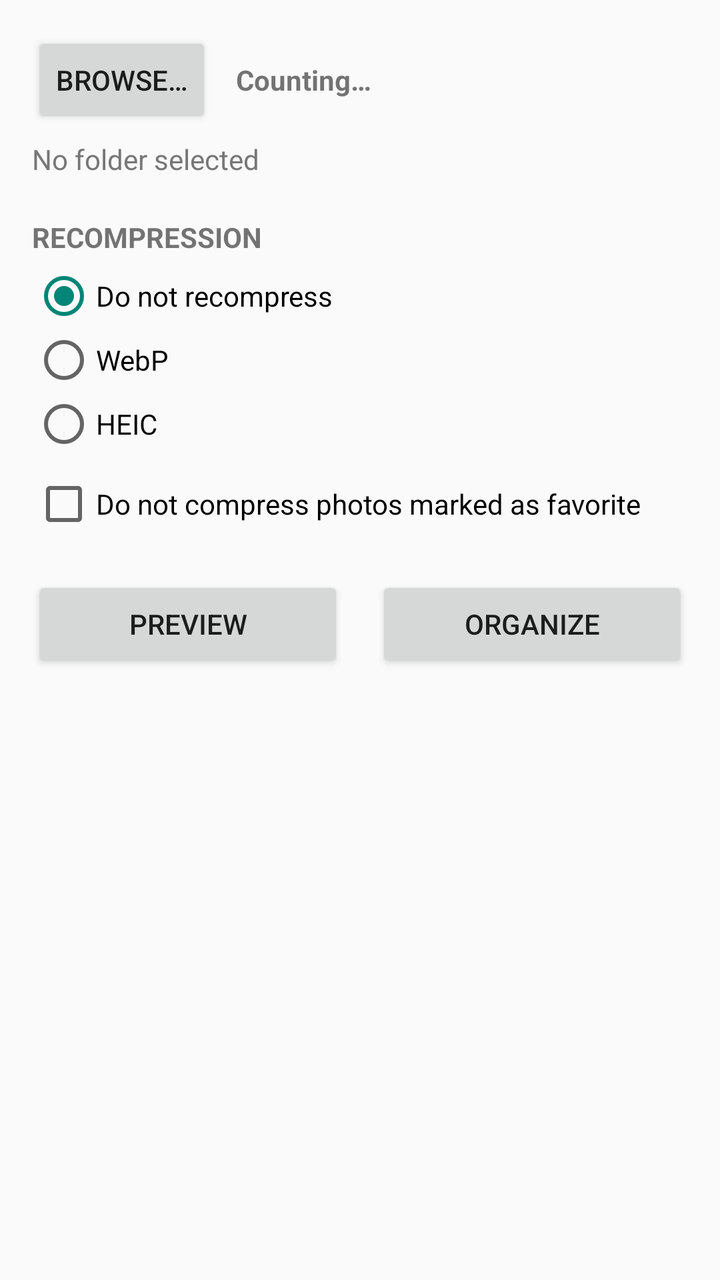
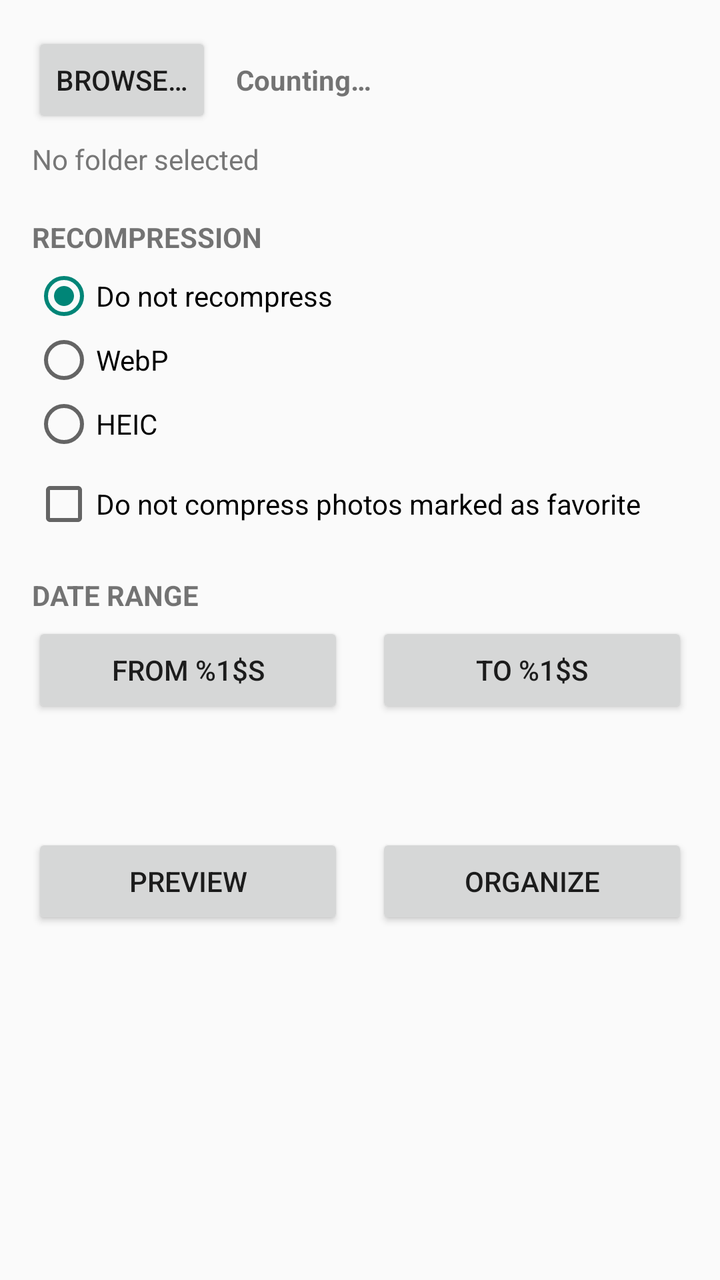

Compare the two renders of this Android layout. The source of the first and the diff that turns it into the second are given below.
<!-- AndroidManifest.xml: activity theme Theme.DCIMSort -->
<!-- res/layout/activity_main.xml -->
<?xml version="1.0" encoding="utf-8"?>
<ScrollView xmlns:android="http://schemas.android.com/apk/res/android"
    android:layout_width="match_parent"
    android:layout_height="match_parent"
    android:fillViewport="true">

    <LinearLayout
        android:layout_width="match_parent"
        android:layout_height="wrap_content"
        android:orientation="vertical"
        android:padding="16dp">

        
        <LinearLayout
            android:layout_width="match_parent"
            android:layout_height="wrap_content"
            android:gravity="center_vertical"
            android:orientation="horizontal">

            <Button
                android:id="@+id/btn_browse"
                android:layout_width="wrap_content"
                android:layout_height="wrap_content"
                android:text="@string/browse" />

            <TextView
                android:id="@+id/txt_stats"
                android:layout_width="0dp"
                android:layout_height="wrap_content"
                android:layout_marginStart="12dp"
                android:layout_weight="1"
                android:text="@string/counting"
                android:textStyle="bold" />
        </LinearLayout>

        <TextView
            android:id="@+id/txt_folder"
            android:layout_width="match_parent"
            android:layout_height="wrap_content"
            android:layout_marginTop="6dp"
            android:ellipsize="middle"
            android:singleLine="true"
            android:text="@string/no_folder_selected"
            android:textColor="#777777" />

        
        <TextView
            android:layout_width="match_parent"
            android:layout_height="wrap_content"
            android:layout_marginTop="20dp"
            android:text="@string/recompress_label"
            android:textAllCaps="true"
            android:textStyle="bold" />

        <RadioGroup
            android:id="@+id/radio_mode"
            android:layout_width="match_parent"
            android:layout_height="wrap_content"
            android:layout_marginTop="4dp"
            android:orientation="vertical">

            <RadioButton
                android:id="@+id/radio_none"
                android:layout_width="match_parent"
                android:layout_height="wrap_content"
                android:checked="true"
                android:text="@string/mode_none" />

            <RadioButton
                android:id="@+id/radio_webp"
                android:layout_width="match_parent"
                android:layout_height="wrap_content"
                android:text="@string/mode_webp" />

            <RadioButton
                android:id="@+id/radio_heic"
                android:layout_width="match_parent"
                android:layout_height="wrap_content"
                android:text="@string/mode_heic" />
        </RadioGroup>

        
        <LinearLayout
            android:id="@+id/quality_group"
            android:layout_width="match_parent"
            android:layout_height="wrap_content"
            android:layout_marginTop="4dp"
            android:orientation="vertical"
            android:visibility="gone">

            <TextView
                android:id="@+id/txt_quality"
                android:layout_width="wrap_content"
                android:layout_height="wrap_content"
                android:text="@string/quality_label" />

            <SeekBar
                android:id="@+id/seek_quality"
                android:layout_width="match_parent"
                android:layout_height="wrap_content"
                android:max="100"
                android:progress="80" />
        </LinearLayout>

        <CheckBox
            android:id="@+id/check_skip_fav"
            android:layout_width="match_parent"
            android:layout_height="wrap_content"
            android:layout_marginTop="8dp"
            android:text="@string/skip_favorites" />

        
        <LinearLayout
            android:layout_width="match_parent"
            android:layout_height="wrap_content"
            android:layout_marginTop="20dp"
            android:orientation="horizontal">

            <Button
                android:id="@+id/btn_preview"
                android:layout_width="0dp"
                android:layout_height="wrap_content"
                android:layout_marginEnd="8dp"
                android:layout_weight="1"
                android:text="@string/preview" />

            <Button
                android:id="@+id/btn_organize"
                android:layout_width="0dp"
                android:layout_height="wrap_content"
                android:layout_marginStart="8dp"
                android:layout_weight="1"
                android:text="@string/organize" />
        </LinearLayout>

        
        <LinearLayout
            android:id="@+id/progress_group"
            android:layout_width="match_parent"
            android:layout_height="wrap_content"
            android:layout_marginTop="24dp"
            android:orientation="vertical"
            android:visibility="gone">

            <ProgressBar
                android:id="@+id/progress_bar"
                style="?android:attr/progressBarStyleHorizontal"
                android:layout_width="match_parent"
                android:layout_height="wrap_content"
                android:max="100" />

            <TextView
                android:id="@+id/txt_progress"
                android:layout_width="match_parent"
                android:layout_height="wrap_content"
                android:layout_marginTop="4dp" />

            <Button
                android:id="@+id/btn_stop"
                android:layout_width="wrap_content"
                android:layout_height="wrap_content"
                android:layout_gravity="end"
                android:layout_marginTop="4dp"
                android:text="@string/stop" />
        </LinearLayout>

    </LinearLayout>
</ScrollView>
<!-- resources referenced by this layout -->
<resources>
  <string name="browse">Browse…</string>
  <string name="counting">Counting…</string>
  <string name="mode_heic">HEIC</string>
  <string name="mode_none">Do not recompress</string>
  <string name="mode_webp">WebP</string>
  <string name="no_folder_selected">No folder selected</string>
  <string name="organize">Organize</string>
  <string name="preview">Preview</string>
  <string name="quality_label">Quality: %1$d</string>
  <string name="recompress_label">Recompression</string>
  <string name="skip_favorites">Do not compress photos marked as favorite</string>
  <string name="stop">Stop</string>
  <style name="Theme.DCIMSort" parent="android:Theme.Material.Light.NoActionBar" />
</resources>

<!-- the commit's change to res/layout/activity_main.xml (unified diff, before → after) -->
@@ -110,6 +110,47 @@
             android:text="@string/skip_favorites" />
 
         
+        <TextView
+            android:layout_width="match_parent"
+            android:layout_height="wrap_content"
+            android:layout_marginTop="20dp"
+            android:text="@string/date_range_label"
+            android:textAllCaps="true"
+            android:textStyle="bold" />
+
+        <LinearLayout
+            android:layout_width="match_parent"
+            android:layout_height="wrap_content"
+            android:layout_marginTop="4dp"
+            android:orientation="horizontal">
+
+            <Button
+                android:id="@+id/btn_date_from"
+                android:layout_width="0dp"
+                android:layout_height="wrap_content"
+                android:layout_marginEnd="8dp"
+                android:layout_weight="1"
+                android:text="@string/date_from_label" />
+
+            <Button
+                android:id="@+id/btn_date_to"
+                android:layout_width="0dp"
+                android:layout_height="wrap_content"
+                android:layout_marginStart="8dp"
+                android:layout_weight="1"
+                android:text="@string/date_to_label" />
+        </LinearLayout>
+
+        
+        <TextView
+            android:id="@+id/txt_plan"
+            android:layout_width="match_parent"
+            android:layout_height="wrap_content"
+            android:layout_marginTop="16dp"
+            android:textSize="16sp"
+            android:textStyle="bold" />
+
+        
         <LinearLayout
             android:layout_width="match_parent"
             android:layout_height="wrap_content"
<!-- resource entries referenced after the edit -->
@@ -2,6 +2,9 @@
 <resources>
   <string name="browse">Browse…</string>
   <string name="counting">Counting…</string>
+  <string name="date_from_label">From %1$s</string>
+  <string name="date_range_label">Date range</string>
+  <string name="date_to_label">To %1$s</string>
   <string name="mode_heic">HEIC</string>
   <string name="mode_none">Do not recompress</string>
   <string name="mode_webp">WebP</string>
